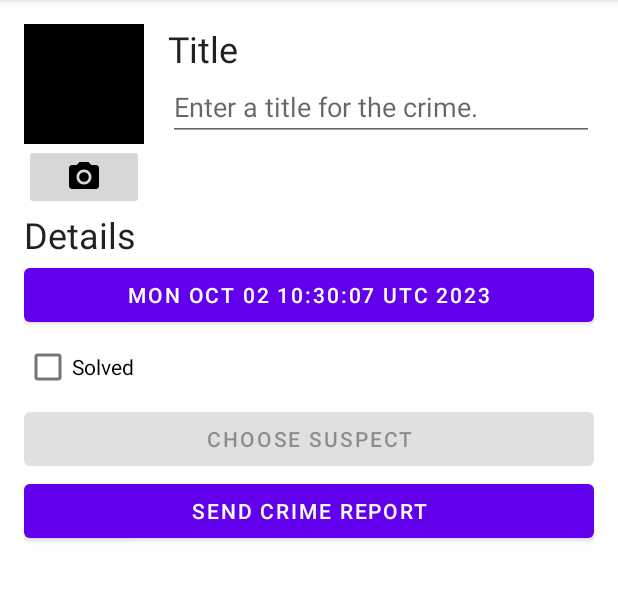
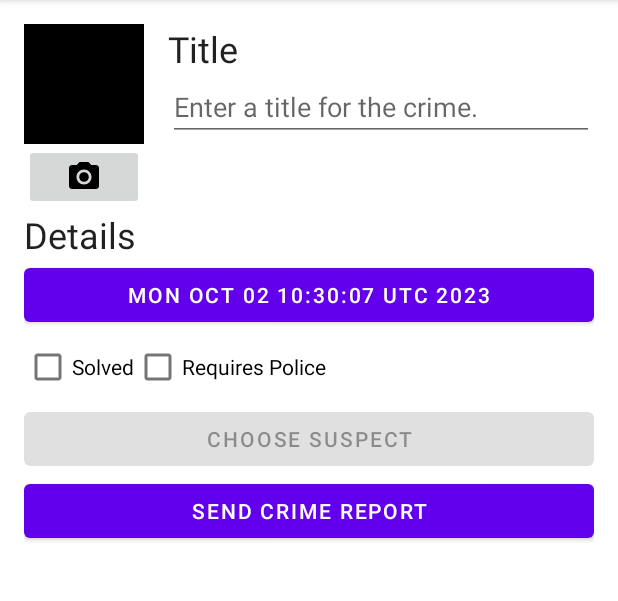
Before and after one commit to yuunster/CriminalIntent, an Android app: the screen it shows after launch (MainActivity), after a tap on "New Crime", on a phone screen of 412 x 824 dp, the part 84-685 px from its top. Run offline under Robolectric (Android 15) with nearby library versions, the phone set to English and light mode, and no system bars; our stand-ins replace Room's generated code; 2 statements that could not run were skipped.

Commit message:
Implemented a new list item view ith a call police button when requiresPolice is true

```diff
--- a/app/src/main/java/com/bignerdranch/android/criminalintent/Crime.kt
+++ b/app/src/main/java/com/bignerdranch/android/criminalintent/Crime.kt
@@ -12,5 +12,6 @@ data class Crime(
     val date: Date,
     val isSolved: Boolean,
     val suspect: String = "",
-    val photoFileName: String? = null
+    val photoFileName: String? = null,
+    val requiresPolice: Boolean
 )
--- a/app/src/main/java/com/bignerdranch/android/criminalintent/CrimeDetailFragment.kt
+++ b/app/src/main/java/com/bignerdranch/android/criminalintent/CrimeDetailFragment.kt
@@ -88,6 +88,7 @@ class CrimeDetailFragment : Fragment() {
                 )
             }
             crimeSolved.isChecked = crime.isSolved
+            crimeRequiresPolice.isChecked = crime.requiresPolice
 
             crimeReport.setOnClickListener {
                 val reportIntent = Intent(Intent.ACTION_SEND).apply {
@@ -192,6 +193,12 @@ class CrimeDetailFragment : Fragment() {
                 }
             }
 
+            crimeRequiresPolice.setOnCheckedChangeListener { _, isChecked, ->
+                crimeDetailViewModel.updateCrime { oldCrime ->
+                    oldCrime.copy(requiresPolice = isChecked)
+                }
+            }
+
             crimeSuspect.setOnClickListener {
                 selectSuspect.launch(null)
             }
--- a/app/src/main/java/com/bignerdranch/android/criminalintent/CrimeListFragment.kt
+++ b/app/src/main/java/com/bignerdranch/android/criminalintent/CrimeListFragment.kt
@@ -92,7 +92,8 @@ class CrimeListFragment : Fragment() {
                 id = UUID.randomUUID(),
                 title = "",
                 date = Date(),
-                isSolved = false
+                isSolved = false,
+                requiresPolice = false
             )
             crimeListViewModel.addCrime(newCrime)
             findNavController().navigate(
--- a/app/src/main/java/com/bignerdranch/android/criminalintent/CrimeRepository.kt
+++ b/app/src/main/java/com/bignerdranch/android/criminalintent/CrimeRepository.kt
@@ -5,6 +5,7 @@ import androidx.room.Room
 import com.bignerdranch.android.criminalintent.database.CrimeDatabase
 import com.bignerdranch.android.criminalintent.database.migration_1_2
 import com.bignerdranch.android.criminalintent.database.migration_2_3
+import com.bignerdranch.android.criminalintent.database.migration_3_4
 import kotlinx.coroutines.CoroutineScope
 import kotlinx.coroutines.GlobalScope
 import kotlinx.coroutines.flow.Flow
@@ -23,7 +24,7 @@ class CrimeRepository private constructor(
             CrimeDatabase::class.java,
             DATABASE_NAME
         )
-        .addMigrations(migration_1_2, migration_2_3)
+        .addMigrations(migration_1_2, migration_2_3, migration_3_4)
         .build()
 
     fun getCrimes(): Flow<List<Crime>>
--- a/app/src/main/java/com/bignerdranch/android/criminalintent/database/CrimeDatabase.kt
+++ b/app/src/main/java/com/bignerdranch/android/criminalintent/database/CrimeDatabase.kt
@@ -7,7 +7,7 @@ import androidx.room.migration.Migration
 import androidx.sqlite.db.SupportSQLiteDatabase
 import com.bignerdranch.android.criminalintent.Crime
 
-@Database(entities = [ Crime::class ], version=3)
+@Database(entities = [ Crime::class ], version=4)
 @TypeConverters(CrimeTypeConverters::class)
 abstract class CrimeDatabase : RoomDatabase() {
     abstract fun crimeDao(): CrimeDao
@@ -28,3 +28,11 @@ val migration_2_3 = object : Migration(2, 3) {
         )
     }
 }
+
+val migration_3_4 = object : Migration(3, 4) {
+    override fun migrate(database: SupportSQLiteDatabase) {
+        database.execSQL(
+            "ALTER TABLE Crime ADD COLUMN requiresPolice BOOLEAN NOT NULL DEFAULT 'FALSE'"
+        )
+    }
+}
--- a/app/src/main/res/layout/fragment_crime_detail.xml
+++ b/app/src/main/res/layout/fragment_crime_detail.xml
@@ -57,11 +57,20 @@
         android:layout_width="match_parent"
         android:layout_height="wrap_content"
         tools:text="Wed May 11 11:56 EST 2022" />
-    <CheckBox
-        android:id="@+id/crime_solved"
+    <LinearLayout
         android:layout_width="match_parent"
-        android:layout_height="wrap_content"
-        android:text="@string/crime_solved_label" />
+        android:layout_height="wrap_content" >
+        <CheckBox
+            android:id="@+id/crime_solved"
+            android:layout_width="wrap_content"
+            android:layout_height="wrap_content"
+            android:text="@string/crime_solved_label" />
+        <CheckBox
+            android:id="@+id/crime_requires_police"
+            android:layout_width="wrap_content"
+            android:layout_height="wrap_content"
+            android:text="@string/crime_requires_police_label" />
+    </LinearLayout>
     <Button
         android:id="@+id/crime_suspect"
         android:layout_width="match_parent"
--- a/app/src/main/res/values/strings.xml
+++ b/app/src/main/res/values/strings.xml
@@ -4,6 +4,8 @@
     <string name="crime_title_label">Title</string>
     <string name="crime_details_label">Details</string>
     <string name="crime_solved_label">Solved</string>
+    <string name="crime_requires_police_label">Requires Police</string>
+    <string name="crime_contact_police_text">Call Police</string>
     <string name="new_crime">New Crime</string>
     <string name="crime_suspect_text">Choose Suspect</string>
     <string name="crime_report_text">Send Crime Report</string>
```
Also changed, not shown: app/src/main/java/com/bignerdranch/android/criminalintent/CrimeListAdapter.kt (+47 -6 lines), app/src/main/res/layout/list_item_serious_crime.xml (added, +55 -0 lines).
